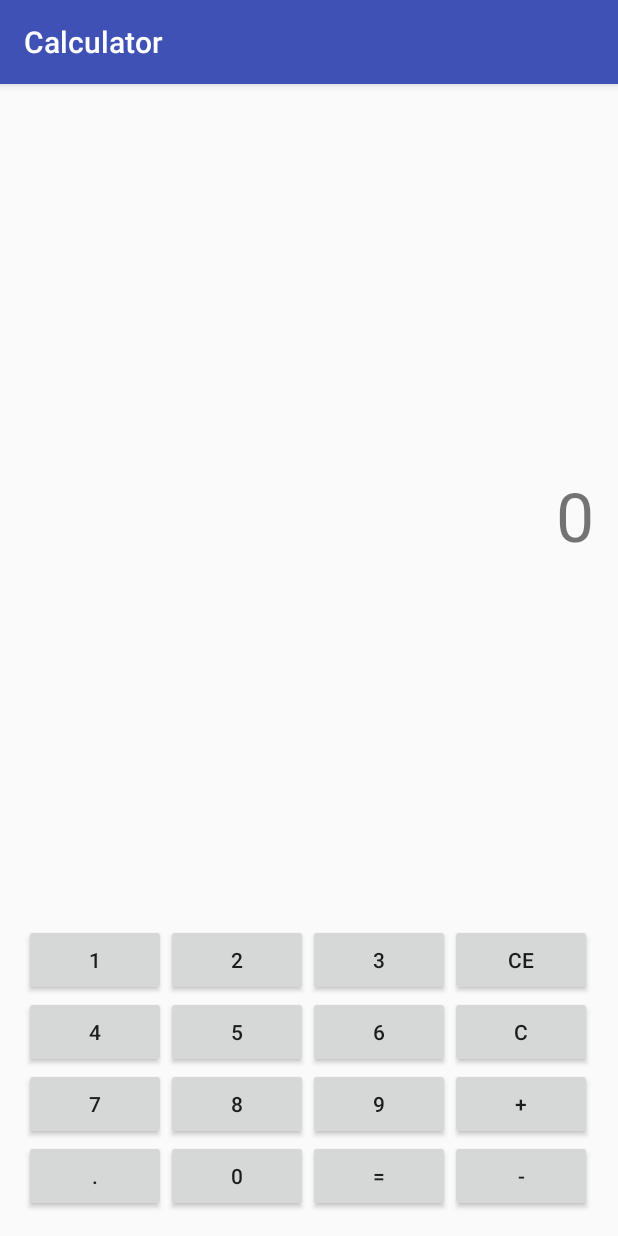
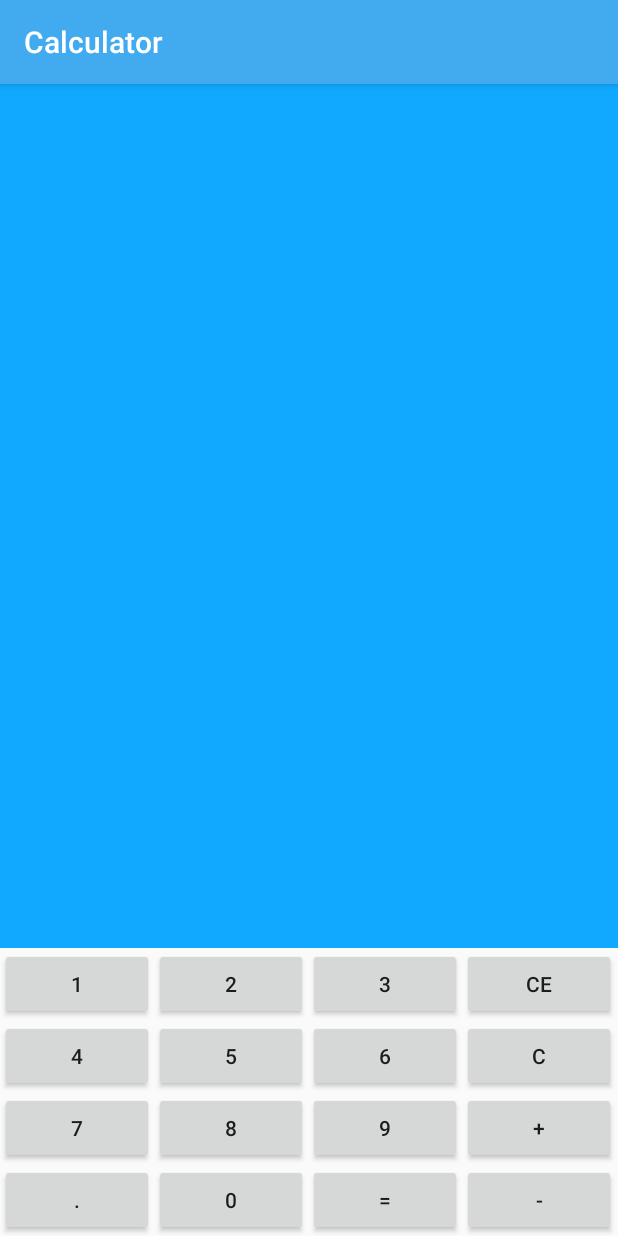
Before and after one commit to pa7wel/Calculator, an Android app: the screen it shows after launch (CalculatorActivity), on a phone screen of 412 x 824 dp. Run offline under Robolectric (Android 15) with nearby library versions, the phone set to English and light mode, and no system bars.

Commit message:
v5 - użycie styli poprawiających wygląd wyświetlacza.

```diff
--- a/app/src/main/res/layout-land/activity_calculator.xml
+++ b/app/src/main/res/layout-land/activity_calculator.xml
@@ -3,21 +3,11 @@
     xmlns:tools="http://schemas.android.com/tools"
     android:layout_width="match_parent"
     android:layout_height="match_parent"
-    android:paddingBottom="@dimen/activity_vertical_margin"
-    android:paddingLeft="@dimen/activity_horizontal_margin"
-    android:paddingRight="@dimen/activity_horizontal_margin"
-    android:paddingTop="@dimen/activity_vertical_margin"
     tools:context="pawel.b.calculator.CalculatorActivity">
 
     <TextView
         android:id="@+id/displayTextView"
-        android:layout_width="match_parent"
-        android:layout_height="match_parent"
-        android:layout_above="@+id/tableLayout"
-        android:layout_alignParentTop="true"
-        android:gravity="end|center_vertical"
-        android:text="0"
-        android:textSize="45sp" />
+        style="@style/DisplayStyle" />
 
     <TableLayout
         android:id="@+id/tableLayout"
--- a/app/src/main/res/layout/activity_calculator.xml
+++ b/app/src/main/res/layout/activity_calculator.xml
@@ -3,21 +3,11 @@
     xmlns:tools="http://schemas.android.com/tools"
     android:layout_width="match_parent"
     android:layout_height="match_parent"
-    android:paddingBottom="@dimen/activity_vertical_margin"
-    android:paddingLeft="@dimen/activity_horizontal_margin"
-    android:paddingRight="@dimen/activity_horizontal_margin"
-    android:paddingTop="@dimen/activity_vertical_margin"
     tools:context="pawel.b.calculator.CalculatorActivity">
 
     <TextView
         android:id="@+id/displayTextView"
-        android:layout_width="match_parent"
-        android:layout_height="match_parent"
-        android:layout_above="@+id/tableLayout"
-        android:layout_alignParentTop="true"
-        android:gravity="end|center_vertical"
-        android:text="0"
-        android:textSize="45sp" />
+        style="@style/DisplayStyle" />
 
     <TableLayout
         android:id="@+id/tableLayout"
--- a/app/src/main/res/values/colors.xml
+++ b/app/src/main/res/values/colors.xml
@@ -1,6 +1,8 @@
 <?xml version="1.0" encoding="utf-8"?>
 <resources>
-    <color name="colorPrimary">#3F51B5</color>
-    <color name="colorPrimaryDark">#303F9F</color>
+    <color name="colorPrimary">#42aaef</color>
+    <color name="colorPrimaryDark">#0c579e</color>
     <color name="colorAccent">#FF4081</color>
+    <color name="beckground_color">#11A9FF</color>
+    <color name="text_display_color">#790404</color>
 </resources>
--- a/app/src/main/res/values/styles.xml
+++ b/app/src/main/res/values/styles.xml
@@ -14,4 +14,17 @@
         <item name="android:onClick">onClicked</item>
     </style>
 
+    <style name="DisplayStyle">
+        <item name="android:layout_width">match_parent</item>
+        <item name="android:layout_height">match_parent</item>
+        <item name="android:layout_above">@+id/tableLayout</item>
+        <item name="android:layout_alignParentTop">true</item>
+        <item name="android:gravity">end|center_vertical</item>
+        <item name="android:textSize">70sp</item>
+        <item name="android:singleLine">true</item>
+        <item name="android:background">@color/beckground_color</item>
+        <item name="android:textColor">@color/text_display_color</item>
+        <item name="android:paddingRight">20dp</item>
+    </style>
+
 </resources>
```
